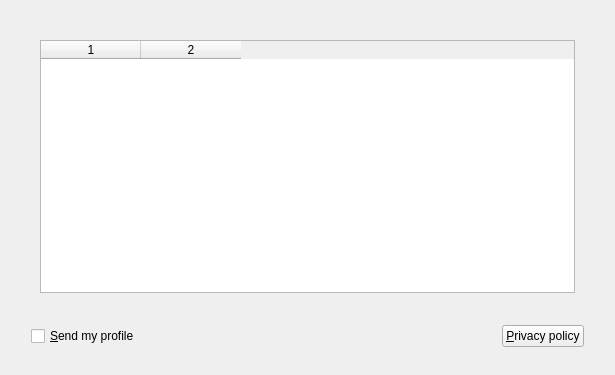
This is kde4/kaptan4/src/gui/smoltWidget.ui in pars-linux/uludag as Qt 5 draws it before an edit. The edited form follows.
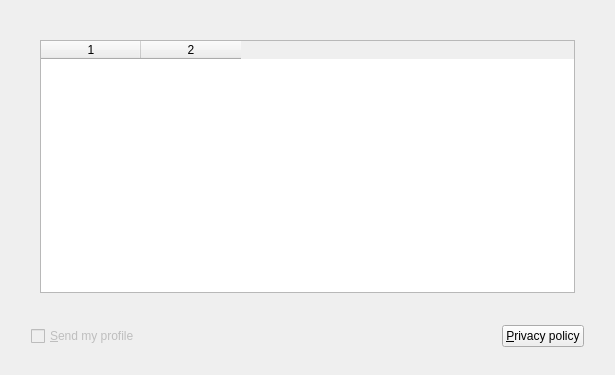
This is the edited form.

Commit message: disable checkbox

What changed in the file:
```diff
--- a/kde4/kaptan4/src/gui/smoltWidget.ui
+++ b/kde4/kaptan4/src/gui/smoltWidget.ui
@@ -66,6 +66,9 @@
      </item>
      <item row="1" column="0">
       <widget class="QCheckBox" name="checkBox">
+       <property name="enabled">
+        <bool>false</bool>
+       </property>
        <property name="sizePolicy">
         <sizepolicy hsizetype="Minimum" vsizetype="Fixed">
          <horstretch>0</horstretch>
```
The commit also changes 1 other file.
